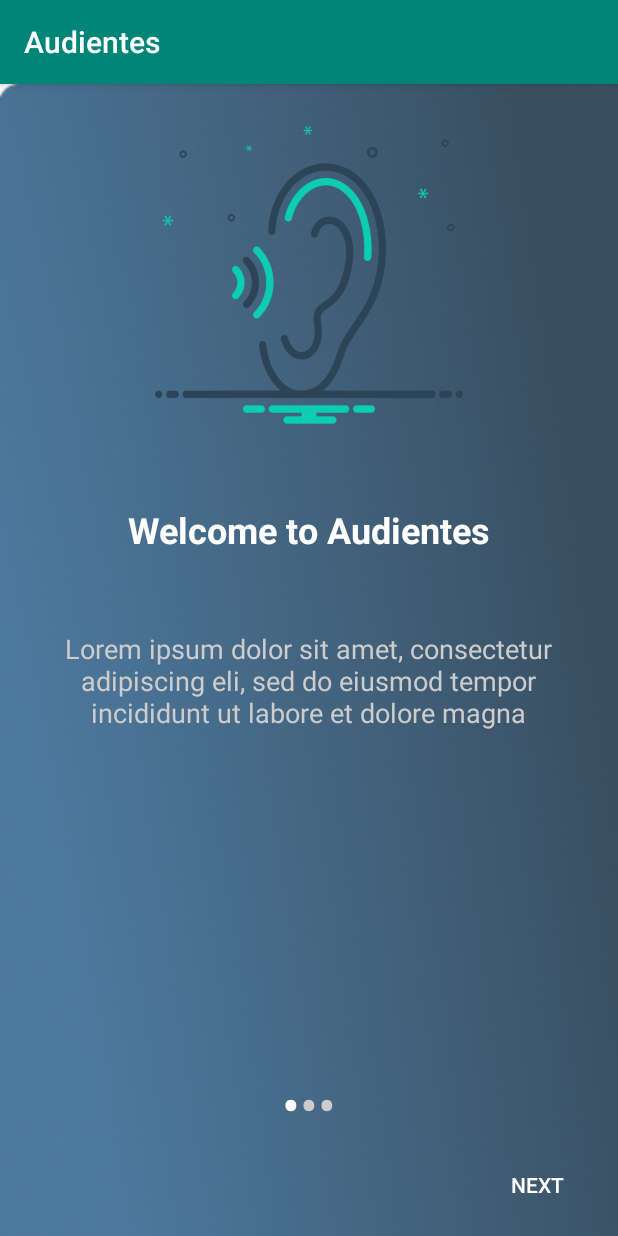
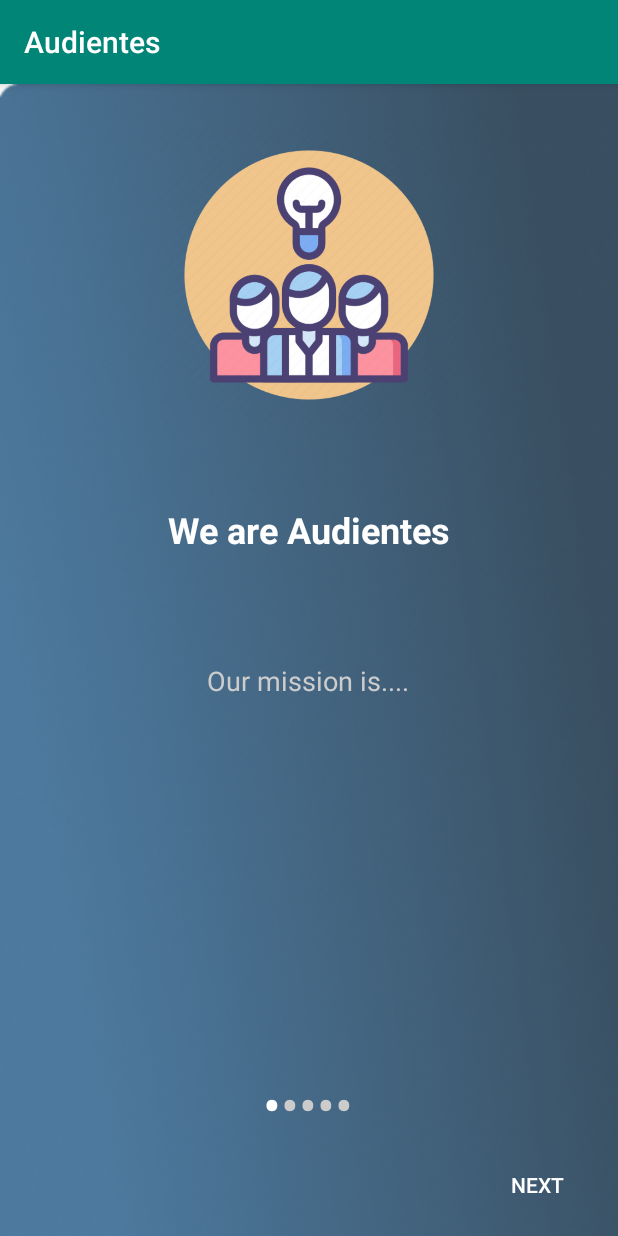
Before and after one commit to jdkramhoft/Audientes, an Android app: the screen it shows after launch (OnboardingActivity), on a phone screen of 412 x 824 dp. Run offline under Robolectric (Android 15) with nearby library versions, the phone set to English and light mode, and no system bars.

Commit message:
added images

```diff
--- a/app/src/main/java/a3/audientes/OnboardingActivity.java
+++ b/app/src/main/java/a3/audientes/OnboardingActivity.java
@@ -21,7 +21,7 @@ public class OnboardingActivity extends AppCompatActivity implements View.OnClic
     private TextView[] mDots;
     private Button mNextBtn, mBackBtn;
     private int mCurrentPage;
-    private final int NUM_OF_DOTS = 3;
+    private final int NUM_OF_DOTS = 5;
 
     @Override
     protected void onCreate(Bundle savedInstanceState) {
@@ -50,7 +50,7 @@ public class OnboardingActivity extends AppCompatActivity implements View.OnClic
         mDots = new TextView[NUM_OF_DOTS];
         mDotLayout.removeAllViews();
 
-        for (int i = 0; i < mDots.length; i++){
+        for (int i = 0; i < NUM_OF_DOTS; i++){
             mDots[i] = new TextView(this);
             mDots[i].setText(Html.fromHtml("&#8226;"));
             mDots[i].setTextSize(35);
--- a/app/src/main/java/a3/audientes/SliderAdapter.java
+++ b/app/src/main/java/a3/audientes/SliderAdapter.java
@@ -11,24 +11,34 @@ import android.widget.TextView;
 import androidx.annotation.NonNull;
 import androidx.viewpager.widget.PagerAdapter;
 
+/**
+ * https://www.iconfinder.com/
+ */
+
 public class SliderAdapter extends PagerAdapter {
 
     private Context context;
     private LayoutInflater layoutInflater;
 
     private int[] slide_images = {
-            R.drawable.heard,
+            R.drawable.team,
             R.drawable.headphones,
-            R.drawable.heardnoise
+            R.drawable.fingertouch,
+            R.drawable.screenchart,
+            R.drawable.teamwork
     };
 
     private String[] slide_headings = {
-            "Welcome to Audientes",
-            "Wear Earbuds",
-            "Let's Begin"
+            "We are Audientes",
+            "Bluetooth device",
+            "You Are in Focus",
+            "Experts",
+            "Welcome to the Team"
     };
 
     private String[] slide_descs = {
+            "Our mission is....",
+            "Lorem ipsum dolor sit amet, consectetur adipiscing eli, sed do eiusmod tempor incididunt ut labore et dolore magna",
             "Lorem ipsum dolor sit amet, consectetur adipiscing eli, sed do eiusmod tempor incididunt ut labore et dolore magna",
             "Lorem ipsum dolor sit amet, consectetur adipiscing eli, sed do eiusmod tempor incididunt ut labore et dolore magna",
             "Lorem ipsum dolor sit amet, consectetur adipiscing eli, sed do eiusmod tempor incididunt ut labore et dolore magna"
--- a/app/src/main/res/layout/activity_onboarding.xml
+++ b/app/src/main/res/layout/activity_onboarding.xml
@@ -47,11 +47,12 @@
 
     <LinearLayout
         android:id="@+id/dotsLayout"
-        android:layout_width="76dp"
+        android:layout_width="135dp"
         android:layout_height="wrap_content"
         android:layout_alignParentBottom="true"
         android:layout_centerHorizontal="true"
         android:layout_marginBottom="44dp"
+        android:gravity="center"
         android:orientation="horizontal"
         android:padding="20dp">
 
```
Also changed, not shown: app/src/main/res/drawable/fingertouch.png (added), app/src/main/res/drawable/sceenchart2.png (added), app/src/main/res/drawable/screenchart.png (added), app/src/main/res/drawable/team.png (added), app/src/main/res/drawable/teamwork.png (added).
